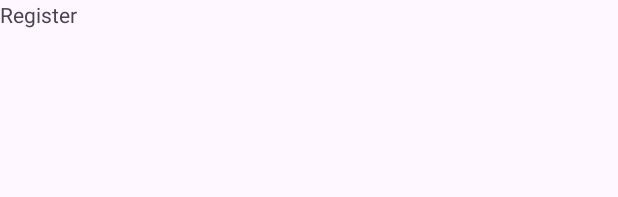
After one commit to quyettc1112/DrugBank, an Android app: the layout activity_register.xml on its own in the app's theme, with its tools: preview values and no code run, on a phone screen of 412 x 824 dp. The commit adds this screen. Shown: the top 197 px of the screen. Run offline under Robolectric (Android 15) with nearby library versions, the light colour scheme and no system bars.

Commit message:
Update Some Register

```diff
--- a/app/src/main/java/com/example/drugbank/ui/activity/main/MainActivity.kt
+++ b/app/src/main/java/com/example/drugbank/ui/activity/main/MainActivity.kt
@@ -26,9 +26,6 @@ class MainActivity : BaseActivity() {
 
         binding = ActivityMainBinding.inflate(layoutInflater)
         setContentView(binding.root)
-
-
-
         setUpBottomNav()
 
     }
--- a/app/src/main/res/layout/activity_login.xml
+++ b/app/src/main/res/layout/activity_login.xml
@@ -212,6 +212,7 @@
             </TextView>
 
             <TextView
+                android:id="@+id/btn_register"
                 android:layout_width="wrap_content"
                 android:layout_height="wrap_content"
                 android:text="Register here"
--- /dev/null
+++ b/app/src/main/res/layout/activity_register.xml
@@ -0,0 +1,15 @@
+<?xml version="1.0" encoding="utf-8"?>
+<androidx.constraintlayout.widget.ConstraintLayout xmlns:android="http://schemas.android.com/apk/res/android"
+    xmlns:app="http://schemas.android.com/apk/res-auto"
+    xmlns:tools="http://schemas.android.com/tools"
+    android:layout_width="match_parent"
+    android:layout_height="match_parent"
+    tools:context=".ui.activity.auth.register.RegisterActivity">
+
+    <TextView
+        android:text="Register"
+        android:layout_width="match_parent"
+        android:layout_height="match_parent">
+
+    </TextView>
+</androidx.constraintlayout.widget.ConstraintLayout>
```
Also changed, not shown: app/src/main/AndroidManifest.xml (+4 -7 lines), app/src/main/java/com/example/drugbank/ui/activity/auth/login/LoginActivity.kt (+13 -2 lines), app/src/main/java/com/example/drugbank/ui/activity/auth/register/RegisterActivity.kt (added, +12 -0 lines).
